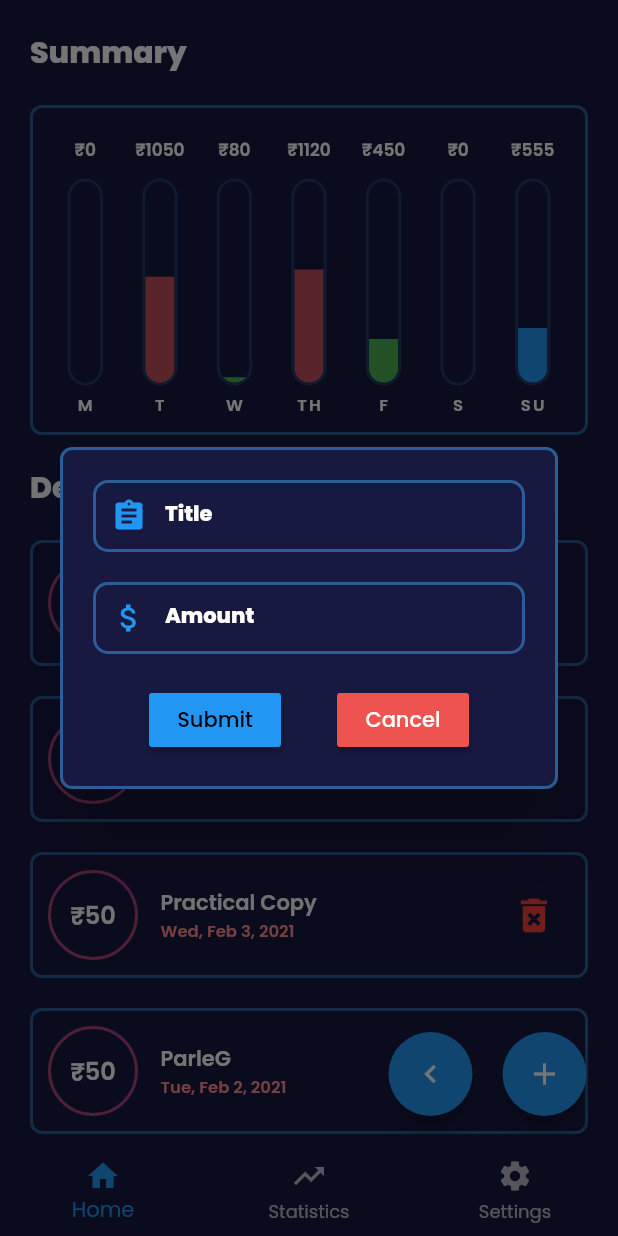
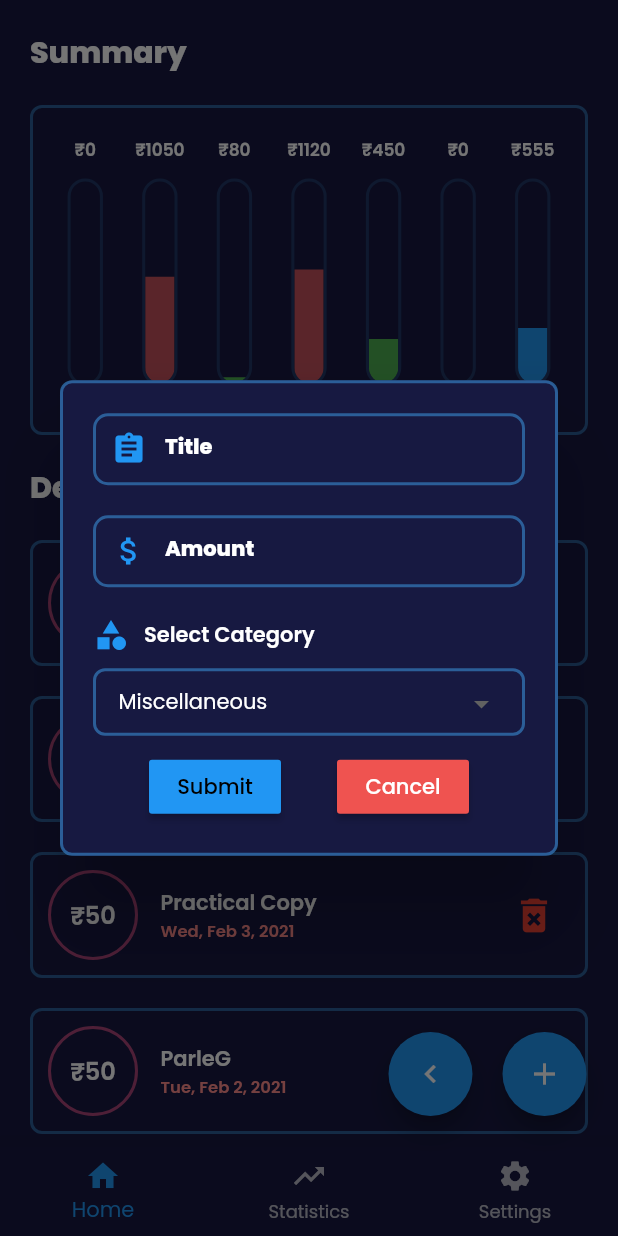
Before and after one commit to CrypticPoet/ExpenseTracker, a Flutter app: the screen it shows after launch, after a tap on the "delete forever" icon, after a tap on the "add" icon, on a phone screen of 412 x 824 dp. Run offline on Flutter 3.47's test engine with Material 2 defaults, Android fonts, the phone set to English and light mode, and no system bars; our stand-ins replace google_fonts; missing offline and left inert: sms.

Commit message:
Added an extra field on Transaction model and changed the transaction form.

```diff
--- a/expense_tracker/lib/models/transaction.dart
+++ b/expense_tracker/lib/models/transaction.dart
@@ -2,6 +2,7 @@ class Transaction {
   final String title;
   final int amount;
   final DateTime date;
+  final String category;
 
-  Transaction({this.title, this.amount, this.date});
+  Transaction({this.title, this.amount, this.date, this.category});
 }
--- a/expense_tracker/lib/screens/home_screen.dart
+++ b/expense_tracker/lib/screens/home_screen.dart
@@ -12,9 +12,7 @@ class HomeScreen extends StatelessWidget {
 
   @override
   Widget build(BuildContext context) {
-    return Padding(
-      padding: const EdgeInsets.fromLTRB(20, 20, 20, 0),
-      child: Column(
+    return Column(
       crossAxisAlignment: CrossAxisAlignment.start,
       children: <Widget>[
         Text('Summary', style: kHeading1Style),
@@ -23,7 +21,6 @@ class HomeScreen extends StatelessWidget {
         SizedBox(height: 20),
         TransactionList(transactions, deleteHandler),
       ],
-      ),
     );
   }
 }
--- a/expense_tracker/lib/screens/screen.dart
+++ b/expense_tracker/lib/screens/screen.dart
@@ -56,23 +56,19 @@ class _ScreenState extends State<Screen> {
           String str1 = messages[i].body.toLowerCase().replaceAll(',', '');
           if (reg1.hasMatch(str1)) {
             Match firstMatch = reg1.firstMatch(str1);
-            print(
-                'First match: ${str1.substring(firstMatch.start + 2, firstMatch.end)}');
+            print('First match: ${str1.substring(firstMatch.start + 2, firstMatch.end)}');
             print(messages[i].body);
           } else if (reg2.hasMatch(str1)) {
             Match firstMatch = reg2.firstMatch(str1);
-            print(
-                'First match: ${str1.substring(firstMatch.start + 3, firstMatch.end)}');
+            print('First match: ${str1.substring(firstMatch.start + 3, firstMatch.end)}');
             print(messages[i].body);
           } else if (reg3.hasMatch(str1)) {
             Match firstMatch = reg3.firstMatch(str1);
-            print(
-                'First match: ${str1.substring(firstMatch.start + 3, firstMatch.end)}');
+            print('First match: ${str1.substring(firstMatch.start + 3, firstMatch.end)}');
             print(messages[i].body);
           } else if (reg4.hasMatch(str1)) {
             Match firstMatch = reg4.firstMatch(str1);
-            print(
-                'First match: ${str1.substring(firstMatch.start, firstMatch.end - 4)}');
+            print('First match: ${str1.substring(firstMatch.start, firstMatch.end - 4)}');
             print(messages[i].body);
           }
           //print(messages[i].date);
@@ -88,9 +84,10 @@ class _ScreenState extends State<Screen> {
     });
   }
 
-  void _addTransaction(String title, String amount, BuildContext ctx) {
+  void _addTransaction(String title, String amount, BuildContext ctx, String cat) {
     if (title == '' || amount == '') return;
-    var tx = Transaction(amount: int.parse(amount), title: title, date: DateTime.now());
+    var tx = Transaction(amount: int.parse(amount), title: title, date: DateTime.now(), category: cat);
+    print(tx.category);
     this.title.clear();
     this.amount.clear();
     setState(() {
@@ -117,6 +114,8 @@ class _ScreenState extends State<Screen> {
       backgroundColor: Screen.bg,
       body: SafeArea(
         child: SingleChildScrollView(
+          child: Padding(
+            padding: const EdgeInsets.fromLTRB(20, 20, 20, 0),
             child: Builder(
               builder: (BuildContext ctx) {
                 switch (selectedIndex) {
@@ -130,6 +129,7 @@ class _ScreenState extends State<Screen> {
                     return HomeScreen(transactions, _deleteTransaction);
                 }
               },
+            ),
           ),
         ),
       ),
--- a/expense_tracker/lib/screens/widgets/add_transaction_modal.dart
+++ b/expense_tracker/lib/screens/widgets/add_transaction_modal.dart
@@ -1,10 +1,11 @@
 import 'package:flutter/material.dart';
+import 'package:google_fonts/google_fonts.dart';
 
 import '../../constants.dart';
 import 'custom_text_field.dart';
 
-class AddTransactionModal extends StatelessWidget {
-  const AddTransactionModal({
+class AddTransactionModal extends StatefulWidget {
+  AddTransactionModal({
     Key key,
     @required this.title,
     @required this.amount,
@@ -16,6 +17,14 @@ class AddTransactionModal extends StatelessWidget {
   final TextEditingController amount;
   final Function addHandler;
   final BuildContext bCtx;
+
+  @override
+  _AddTransactionModalState createState() => _AddTransactionModalState();
+}
+
+class _AddTransactionModalState extends State<AddTransactionModal> {
+  String _catValue = 'Miscellaneous';
+  final List<String> categories = ['Miscellaneous', 'Food and Beverages', 'Shopping', 'Stationary', 'Debts and Loans'];
 
   @override
   Widget build(BuildContext context) {
@@ -34,31 +43,69 @@ class AddTransactionModal extends StatelessWidget {
         child: Column(
           mainAxisSize: MainAxisSize.min,
           mainAxisAlignment: MainAxisAlignment.start,
+          crossAxisAlignment: CrossAxisAlignment.start,
           children: <Widget>[
             CustomTextField(
-              controller: title,
+              controller: widget.title,
               fieldTitle: 'Title',
               inputType: TextInputType.text,
               icon: Icons.assignment,
             ),
             CustomTextField(
-              controller: amount,
+              controller: widget.amount,
               fieldTitle: 'Amount',
               inputType: TextInputType.number,
               icon: Icons.attach_money,
+            ),
+            Row(
+              children: <Widget>[
+                Icon(Icons.category, color: Colors.blue),
+                SizedBox(width: 10),
+                Text('Select Category', style: kTextStyle),
+              ],
+            ),
+            Container(
+              height: 45,
+              decoration: kBoxDecoration,
+              padding: EdgeInsets.symmetric(vertical: 10, horizontal: 15),
+              margin: EdgeInsets.symmetric(vertical: 10),
+              child: DropdownButton(
+                underline: Container(),
+                isExpanded: true,
+                value: _catValue,
+                selectedItemBuilder: (context) => categories
+                    .map<Widget>(
+                      (item) => Text(
+                        item,
+                        style: kTextStyle.copyWith(fontWeight: FontWeight.normal),
+                      ),
+                    )
+                    .toList(),
+                items: categories
+                    .map((val) => DropdownMenuItem(
+                        child: Text(
+                          val,
+                          style: kTextStyle.copyWith(color: Colors.black, fontWeight: FontWeight.normal),
+                        ),
+                        value: val))
+                    .toList(),
+                onChanged: (val) => setState(() {
+                  _catValue = val;
+                }),
+              ),
             ),
             Row(
               mainAxisAlignment: MainAxisAlignment.spaceEvenly,
               children: <Widget>[
                 RaisedButton(
                   child: Text('Submit'),
-                  onPressed: () => addHandler(title.text, amount.text, bCtx),
+                  onPressed: () => widget.addHandler(widget.title.text, widget.amount.text, widget.bCtx, _catValue),
                   color: kPrimaryColor,
                   textColor: Colors.black,
                 ),
                 RaisedButton(
                   child: Text('Cancel'),
-                  onPressed: () => Navigator.of(bCtx).pop(),
+                  onPressed: () => Navigator.of(widget.bCtx).pop(),
                   color: Colors.red[400],
                   textColor: Colors.white,
                 )
```
Lines whose indentation alone changed are shown as unchanged.
